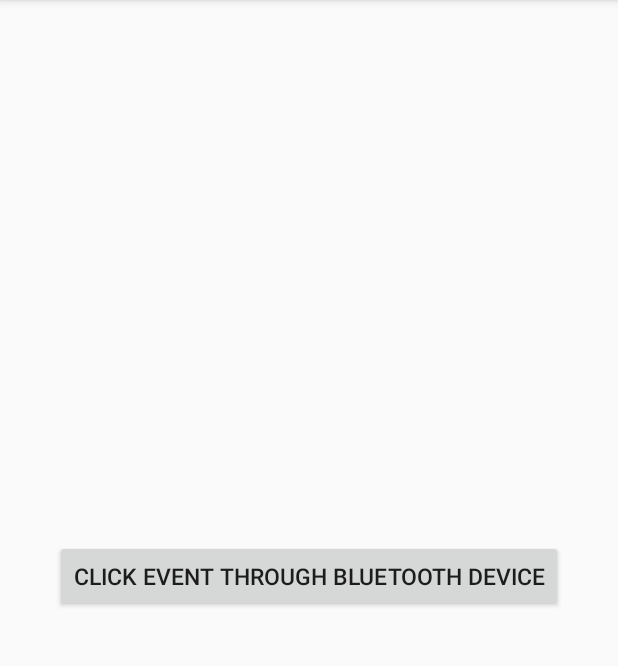
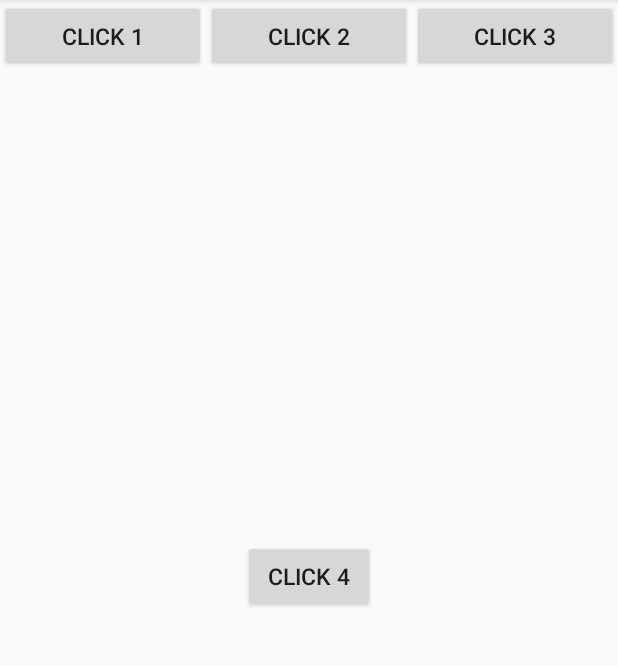
Before and after one commit to jeetendraelite/BluetoothReceiver, an Android app: the screen it shows after launch (MainActivity), on a phone screen of 412 x 824 dp, the part 84-750 px from its top. Run offline under Robolectric (Android 15) with nearby library versions, the phone set to English and light mode, and no system bars; our stand-ins replace ButterKnife.

Commit message:
added  a particular view click in bluetooth device click.

```diff
--- a/app/src/main/java/com/example/jeetendraachtani/bluetoothreciever/MainActivity.java
+++ b/app/src/main/java/com/example/jeetendraachtani/bluetoothreciever/MainActivity.java
@@ -7,6 +7,8 @@ import android.content.Intent;
 import android.content.IntentFilter;
 import android.support.v7.app.AppCompatActivity;
 import android.os.Bundle;
+import android.util.Log;
+import android.view.KeyEvent;
 import android.view.View;
 import android.widget.Button;
 import android.widget.Toast;
@@ -17,44 +19,79 @@ import butterknife.ButterKnife;
 public class MainActivity extends AppCompatActivity {
 
 
-    @BindView(R.id.tv_bluetooth)
-    Button tv_bluetooth;
+    @BindView(R.id.tv_bluetooth1)
+    Button tv_bluetooth1;
+
+    @BindView(R.id.tv_bluetooth2)
+    Button tv_bluetooth2;
+
+    @BindView(R.id.tv_bluetooth3)
+    Button tv_bluetooth3;
+
+    @BindView(R.id.tv_bluetooth4)
+    Button tv_bluetooth4;
 
     @Override
     protected void onCreate(Bundle savedInstanceState) {
         super.onCreate(savedInstanceState);
         setContentView(R.layout.activity_main);
         ButterKnife.bind(this);
+        takeKeyEvents(true);
         IntentFilter filter3 = new IntentFilter();
         filter3.addAction(BluetoothDevice.ACTION_ACL_CONNECTED);
         filter3.addAction(BluetoothDevice.ACTION_ACL_DISCONNECTED);
         registerReceiver(mBroadcastReceiver3, filter3);
 
+        tv_bluetooth4.setOnClickListener(new View.OnClickListener() {
+            @Override
+            public void onClick(View v) {
+                buttonClick();
+            }
+        });
 
     }
+
     private final BroadcastReceiver mBroadcastReceiver3 = new BroadcastReceiver() {
 
         @Override
         public void onReceive(Context context, Intent intent) {
             String action = intent.getAction();
 
-            switch (action){
+            switch (action) {
                 case BluetoothDevice.ACTION_ACL_CONNECTED:
-                   Toast.makeText(context, "BlueTooth Connected", Toast.LENGTH_SHORT).show();
-
-                    tv_bluetooth.setOnClickListener(new View.OnClickListener() {
-                        @Override
-                        public void onClick(View v) {
-                            Toast.makeText(getApplicationContext(), "Bluetooth Event Clicked", Toast.LENGTH_SHORT).show();
-                        }
-                    });
+                    Toast.makeText(context, "BlueTooth Connected", Toast.LENGTH_SHORT).show();
                     break;
                 case BluetoothDevice.ACTION_ACL_DISCONNECTED:
                     Toast.makeText(context, "BlueTooth DisConnected", Toast.LENGTH_SHORT).show();
                     break;
+
+
             }
         }
     };
+
+    @Override
+    public boolean onKeyUp(int keyCode, KeyEvent event) {
+
+        switch (keyCode) {
+            case KeyEvent.KEYCODE_ENTER:
+                Log.d(this.getClass().getName(), "KEYCODE_ENTER");
+             //   Toast.makeText(this, "KeyCOde ENter Pressed", Toast.LENGTH_SHORT).show();
+                buttonClick();
+                return true;
+
+            default:
+                return super.onKeyUp(keyCode, event);
+
+        }
+    }
+
+    public void buttonClick()
+    {
+        Toast.makeText(getApplicationContext(), "Bluetooth Event Clicked", Toast.LENGTH_SHORT).show();
+
+    }
+
 
     @Override
     protected void onDestroy() {
--- a/app/src/main/res/layout/activity_main.xml
+++ b/app/src/main/res/layout/activity_main.xml
@@ -6,12 +6,43 @@
     android:layout_height="match_parent"
     tools:context="com.example.jeetendraachtani.bluetoothreciever.MainActivity">
 
+    <LinearLayout
+        android:layout_width="match_parent"
+        android:orientation="horizontal"
+        android:weightSum="3"
+        android:layout_height="wrap_content">
     <Button
         android:layout_width="wrap_content"
         android:layout_height="wrap_content"
-        android:id="@+id/tv_bluetooth"
-        android:text="Click Event through Bluetooth Device"
+        android:id="@+id/tv_bluetooth1"
+        android:layout_weight="1"
+        android:text="Click 1"
         android:textSize="15sp"
-        android:layout_centerInParent="true" />
+         />
+        <Button
+            android:layout_width="wrap_content"
+            android:layout_height="wrap_content"
+            android:id="@+id/tv_bluetooth2"
+            android:layout_weight="1"
+            android:text="Click 2"
+            android:textSize="15sp"
+            />
+        <Button
+            android:layout_width="wrap_content"
+            android:layout_height="wrap_content"
+            android:id="@+id/tv_bluetooth3"
+            android:text="Click 3"
+            android:layout_weight="1"
+            android:textSize="15sp"
+            />
+    </LinearLayout>
 
+    <Button
+        android:layout_width="wrap_content"
+        android:layout_height="wrap_content"
+        android:id="@+id/tv_bluetooth4"
+        android:layout_weight="1"
+        android:text="Click 4"
+        android:layout_centerInParent="true"
+        android:textSize="15sp"/>
 </RelativeLayout>
```
